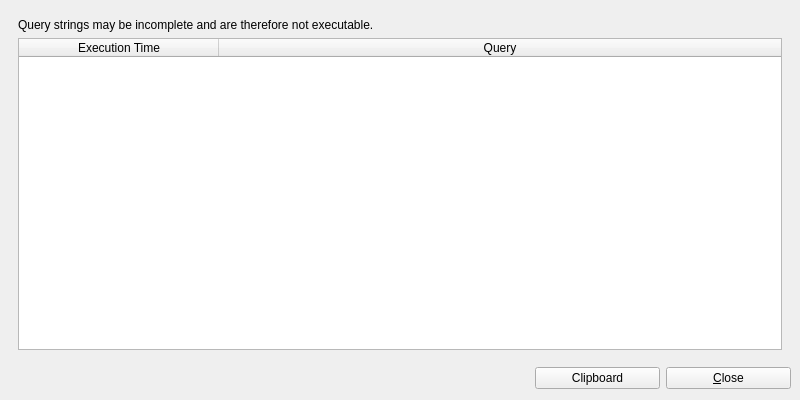
The window that UI/biblioteq_query_history.ui (textbrowser/biblioteq) describes before a commit, drawn with Qt 5.
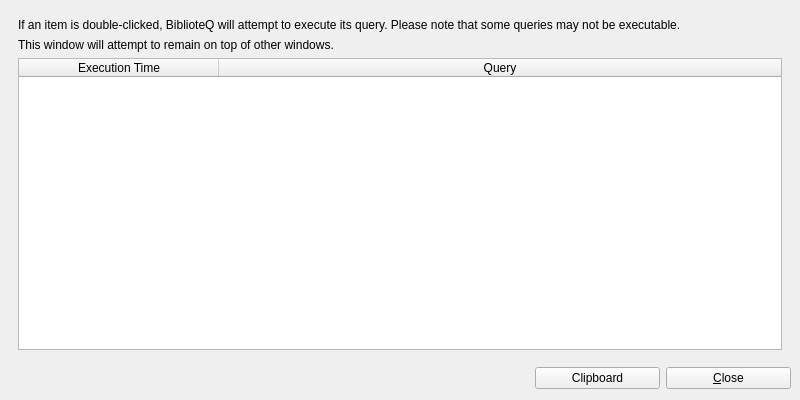
The same window after the commit. Icons and pictures are not drawn.

Commit message: General Search correction. New label widgets. Query History.

```diff
--- a/UI/biblioteq_query_history.ui
+++ b/UI/biblioteq_query_history.ui
@@ -25,7 +25,17 @@
        <item>
         <widget class="QLabel" name="label">
          <property name="text">
-          <string>Query strings may be incomplete and are therefore not executable.</string>
+          <string>If an item is double-clicked, BiblioteQ will attempt to execute its query. Please note that some queries may not be executable.</string>
+         </property>
+         <property name="wordWrap">
+          <bool>true</bool>
+         </property>
+        </widget>
+       </item>
+       <item>
+        <widget class="QLabel" name="label_2">
+         <property name="text">
+          <string>This window will attempt to remain on top of other windows.</string>
          </property>
          <property name="wordWrap">
           <bool>true</bool>
```
The commit also changes 12 other files.
